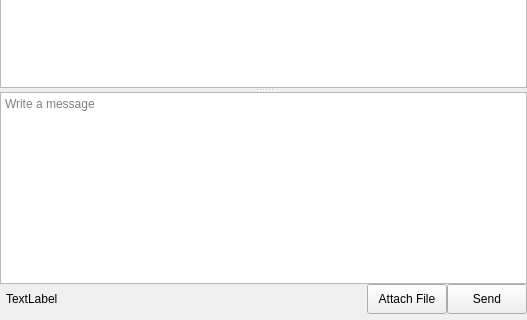
Before: the Qt Designer form sources/chat-area/ChatArea.ui in nuclear868/mattermost-qt, drawn with Qt 5; both pictures show x 0 to 527 and y 182 to 502 of the 527 by 502 pixel window.
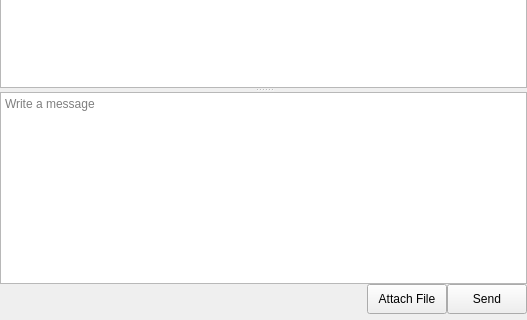
After: the same form once the commit is applied. Custom widgets are drawn as their Qt base class.

Commit message: Add more information to the 'about' page

What changed in the file:
```diff
--- a/sources/chat-area/ChatArea.ui
+++ b/sources/chat-area/ChatArea.ui
@@ -227,7 +227,7 @@
         </size>
        </property>
        <property name="text">
-        <string>TextLabel</string>
+        <string/>
        </property>
       </widget>
      </item>
```
The commit also changes 1 other file.
